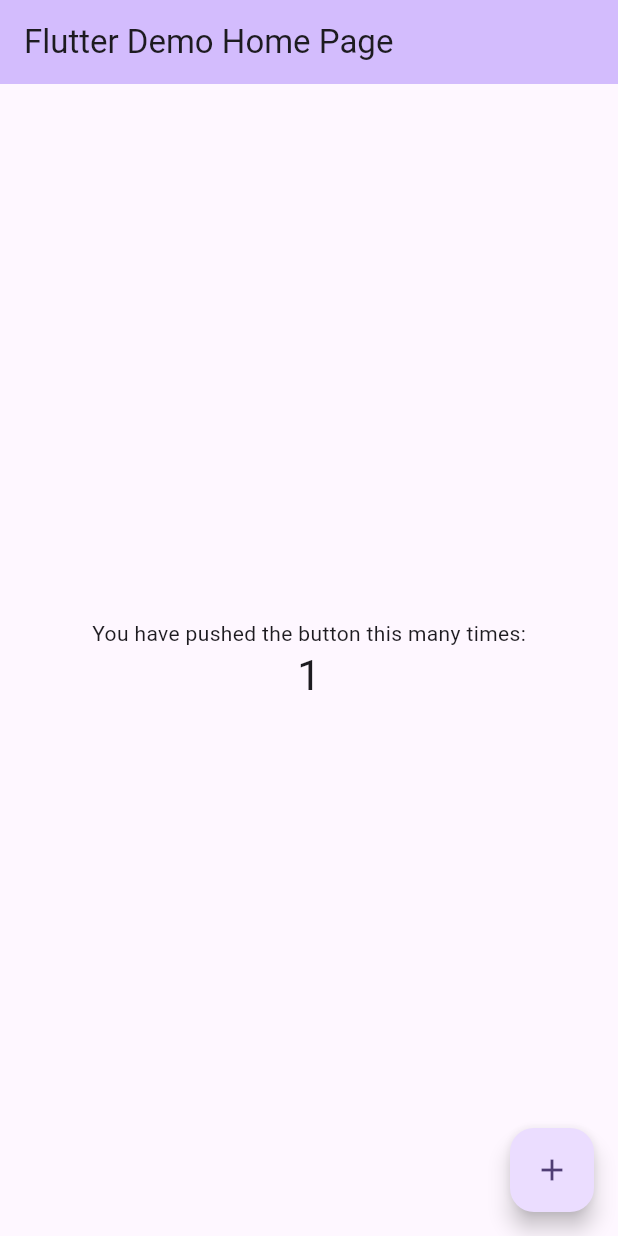
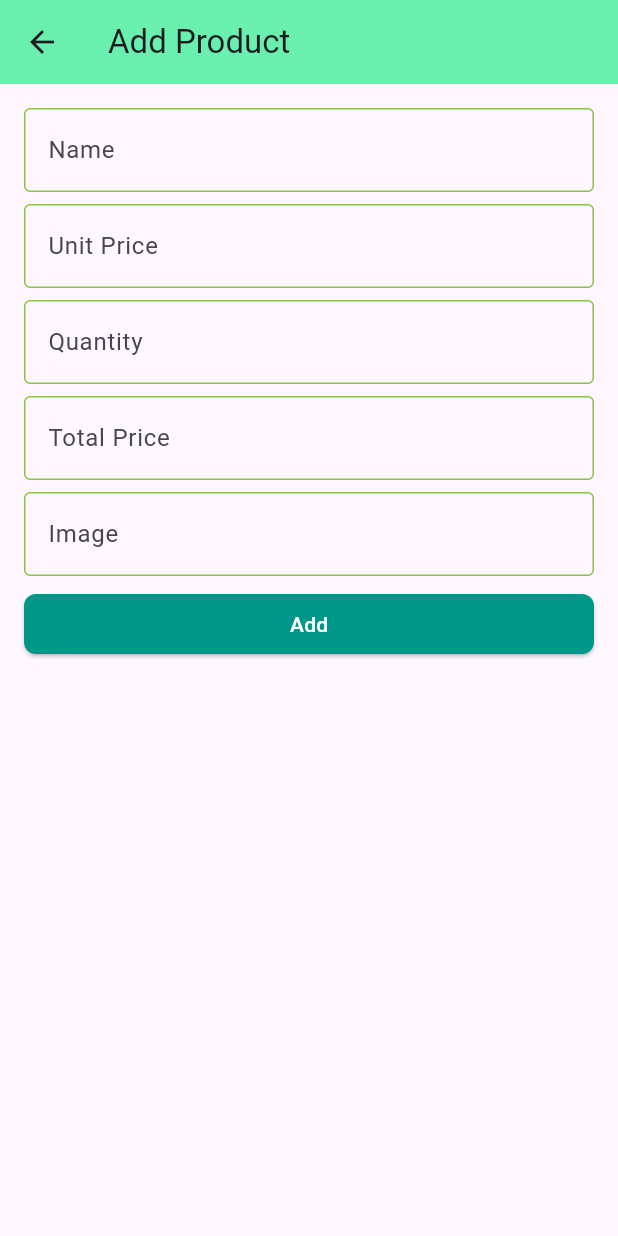
Before and after one commit to ashikmoinul/rest_api_crud_app, a Flutter app: the screen it shows after launch, after a tap on the "add" icon, on a phone screen of 412 x 824 dp. Run offline on Flutter 3.47's test engine with Material 3 defaults, Android fonts, the phone set to English and light mode, and no system bars; network calls fail.

Commit message:
Add Product List Screen and Add Product Screen UI

```diff
--- /dev/null
+++ b/lib/add_product_screen.dart
@@ -0,0 +1,93 @@
+import 'package:flutter/material.dart';
+
+class AddProductScreen extends StatefulWidget {
+  const AddProductScreen({super.key});
+
+  @override
+  State<AddProductScreen> createState() => _AddProductScreenState();
+}
+
+class _AddProductScreenState extends State<AddProductScreen> {
+
+  final TextEditingController _nameTEController = TextEditingController();
+  final TextEditingController _unitPriceTEController = TextEditingController();
+  final TextEditingController _quantityTEController = TextEditingController();
+  final TextEditingController _totalPriceTEController = TextEditingController();
+  final TextEditingController _imageTEController = TextEditingController();
+
+  @override
+  Widget build(BuildContext context) {
+    return Scaffold(
+      appBar: AppBar(
+        backgroundColor: Colors.greenAccent,
+        title: const Text('Add Product'),
+      ),
+      body: SingleChildScrollView(
+        child: Padding(
+          padding: const EdgeInsets.all(16.0),
+          child: Form(
+            child: Column(
+              children: [
+                TextFormField(
+                  controller: _nameTEController,
+                  decoration: const InputDecoration(
+                    hintText: ('Name'),
+                    labelText: ('Name'),
+                  ),
+                ),
+                const SizedBox(
+                  height: 8,
+                ),
+                TextFormField(
+                  controller: _unitPriceTEController,
+                  decoration: const InputDecoration(
+                    hintText: ('Unit Price'),
+                    labelText: ('Unit Price'),
+                  ),
+                ),
+                const SizedBox(
+                  height: 8,
+                ),
+                TextFormField(
+                  controller: _quantityTEController,
+                  decoration: const InputDecoration(
+                    hintText: ('Quantity'),
+                    labelText: ('Quantity'),
+                  ),
+                ),
+                const SizedBox(
+                  height: 8,
+                ),
+                TextFormField(
+                  controller: _totalPriceTEController,
+                  decoration: const InputDecoration(
+                    hintText: ('Total Price'),
+                    labelText: ('Total Price'),
+                  ),
+                ),
+                const SizedBox(
+                  height: 8,
+                ),
+                TextFormField(
+                  controller: _imageTEController,
+                  decoration: const InputDecoration(
+                    hintText: ('Image'),
+                    labelText: ('Image'),
+                  ),
+                ),
+                const SizedBox(height: 8),
+                ElevatedButton(
+                  onPressed: () {},
+                  child: const Text(
+                    'Add',
+                    // style: TextStyle(color: Colors.white),
+                  ),
+                ),
+              ],
+            ),
+          ),
+        ),
+      ),
+    );
+  }
+}
--- a/lib/main.dart
+++ b/lib/main.dart
@@ -1,125 +1,38 @@
 import 'package:flutter/material.dart';
+import 'package:rest_api_crud_app/product_list_screen.dart';
 
 void main() {
-  runApp(const MyApp());
+  runApp(const CrudApp());
 }
 
-class MyApp extends StatelessWidget {
-  const MyApp({super.key});
+class CrudApp extends StatelessWidget {
+  const CrudApp({super.key});
 
-  // This widget is the root of your application.
   @override
   Widget build(BuildContext context) {
     return MaterialApp(
-      title: 'Flutter Demo',
       theme: ThemeData(
-        // This is the theme of your application.
-        //
-        // TRY THIS: Try running your application with "flutter run". You'll see
-        // the application has a purple toolbar. Then, without quitting the app,
-        // try changing the seedColor in the colorScheme below to Colors.green
-        // and then invoke "hot reload" (save your changes or press the "hot
-        // reload" button in a Flutter-supported IDE, or press "r" if you used
-        // the command line to start the app).
-        //
-        // Notice that the counter didn't reset back to zero; the application
-        // state is not lost during the reload. To reset the state, use hot
-        // restart instead.
-        //
-        // This works for code too, not just values: Most code changes can be
-        // tested with just a hot reload.
-        colorScheme: ColorScheme.fromSeed(seedColor: Colors.deepPurple),
-        useMaterial3: true,
+        inputDecorationTheme: const InputDecorationTheme(
+          enabledBorder: OutlineInputBorder(
+            borderSide: BorderSide(color: Colors.lightGreen),
+          ),
+          focusedBorder: OutlineInputBorder(
+              borderSide: BorderSide(color: Colors.lightGreenAccent)),
+        ),
+        elevatedButtonTheme: ElevatedButtonThemeData(
+          style: ElevatedButton.styleFrom(
+            fixedSize: const Size.fromWidth(double.maxFinite),
+            padding: const EdgeInsets.all(8),
+            shape: RoundedRectangleBorder(
+              borderRadius: BorderRadius.circular(8),
+            ),
+            backgroundColor: Colors.teal,
+            foregroundColor: Colors.white,
+          ),
+        ),
       ),
-      home: const MyHomePage(title: 'Flutter Demo Home Page'),
+      debugShowCheckedModeBanner: false,
+      home: const ProductListScreen(),
     );
   }
 }
-
-class MyHomePage extends StatefulWidget {
-  const MyHomePage({super.key, required this.title});
-
-  // This widget is the home page of your application. It is stateful, meaning
-  // that it has a State object (defined below) that contains fields that affect
-  // how it looks.
-
-  // This class is the configuration for the state. It holds the values (in this
-  // case the title) provided by the parent (in this case the App widget) and
-  // used by the build method of the State. Fields in a Widget subclass are
-  // always marked "final".
-
-  final String title;
-
-  @override
-  State<MyHomePage> createState() => _MyHomePageState();
-}
-
-class _MyHomePageState extends State<MyHomePage> {
-  int _counter = 0;
-
-  void _incrementCounter() {
-    setState(() {
-      // This call to setState tells the Flutter framework that something has
-      // changed in this State, which causes it to rerun the build method below
-      // so that the display can reflect the updated values. If we changed
-      // _counter without calling setState(), then the build method would not be
-      // called again, and so nothing would appear to happen.
-      _counter++;
-    });
-  }
-
-  @override
-  Widget build(BuildContext context) {
-    // This method is rerun every time setState is called, for instance as done
-    // by the _incrementCounter method above.
-    //
-    // The Flutter framework has been optimized to make rerunning build methods
-    // fast, so that you can just rebuild anything that needs updating rather
-    // than having to individually change instances of widgets.
-    return Scaffold(
-      appBar: AppBar(
-        // TRY THIS: Try changing the color here to a specific color (to
-        // Colors.amber, perhaps?) and trigger a hot reload to see the AppBar
-        // change color while the other colors stay the same.
-        backgroundColor: Theme.of(context).colorScheme.inversePrimary,
-        // Here we take the value from the MyHomePage object that was created by
-        // the App.build method, and use it to set our appbar title.
-        title: Text(widget.title),
-      ),
-      body: Center(
-        // Center is a layout widget. It takes a single child and positions it
-        // in the middle of the parent.
-        child: Column(
-          // Column is also a layout widget. It takes a list of children and
-          // arranges them vertically. By default, it sizes itself to fit its
-          // children horizontally, and tries to be as tall as its parent.
-          //
-          // Column has various properties to control how it sizes itself and
-          // how it positions its children. Here we use mainAxisAlignment to
-          // center the children vertically; the main axis here is the vertical
-          // axis because Columns are vertical (the cross axis would be
-          // horizontal).
-          //
-          // TRY THIS: Invoke "debug painting" (choose the "Toggle Debug Paint"
-          // action in the IDE, or press "p" in the console), to see the
-          // wireframe for each widget.
-          mainAxisAlignment: MainAxisAlignment.center,
-          children: <Widget>[
-            const Text(
-              'You have pushed the button this many times:',
-            ),
-            Text(
-              '$_counter',
-              style: Theme.of(context).textTheme.headlineMedium,
-            ),
-          ],
-        ),
-      ),
-      floatingActionButton: FloatingActionButton(
-        onPressed: _incrementCounter,
-        tooltip: 'Increment',
-        child: const Icon(Icons.add),
-      ), // This trailing comma makes auto-formatting nicer for build methods.
-    );
-  }
-}
--- /dev/null
+++ b/lib/product_list_screen.dart
@@ -0,0 +1,75 @@
+import 'package:flutter/material.dart';
+import 'package:rest_api_crud_app/add_product_screen.dart';
+
+class ProductListScreen extends StatefulWidget {
+  const ProductListScreen({super.key});
+
+  @override
+  State<ProductListScreen> createState() => _ProductListScreenState();
+}
+
+class _ProductListScreenState extends State<ProductListScreen> {
+  @override
+  Widget build(BuildContext context) {
+    return Scaffold(
+      appBar: AppBar(
+        backgroundColor: Colors.lightBlue,
+        title: const Text('Product List'),
+      ),
+      body: ListView.separated(
+        itemCount: 5,
+        itemBuilder: (context, index) {
+          return _buildProductItem(); //method extract
+        },
+        separatorBuilder: (_, __) {
+          return const Divider();
+        },
+      ),
+      floatingActionButton: FloatingActionButton(
+        onPressed: () {
+          Navigator.push(
+            context,
+            MaterialPageRoute(
+              builder: (context) => const AddProductScreen(),
+            ),
+          );
+        },
+        child: const Icon(
+          Icons.add,
+          size: 28,
+        ),
+      ),
+    );
+  }
+
+  Widget _buildProductItem() {
+    return ListTile(
+      leading: Image.network(
+        'https://picsum.photos/250?image=9',
+        width: 30,
+        height: 60,
+      ),
+      title: const Text('Product List'),
+      subtitle: const Wrap(
+        spacing: 8,
+        children: [
+          Text('Unit Price: 100'),
+          Text('Quantity: 100'),
+          Text('Total Price: 10000'),
+        ],
+      ),
+      trailing: Wrap(
+        children: [
+          IconButton(
+            onPressed: () {},
+            icon: const Icon(Icons.edit),
+          ),
+          IconButton(
+            onPressed: () {},
+            icon: const Icon(Icons.delete_forever_outlined),
+          ),
+        ],
+      ),
+    );
+  }
+}
```
Also changed, not shown: 1 other file.
